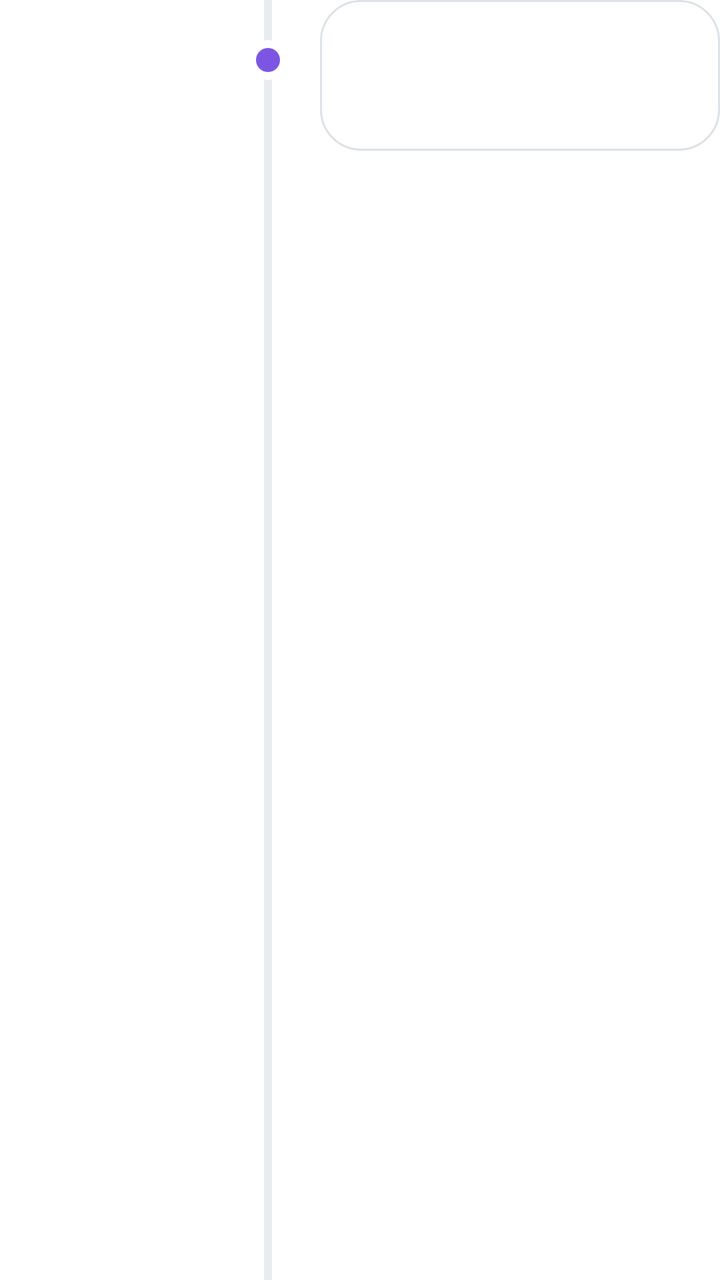
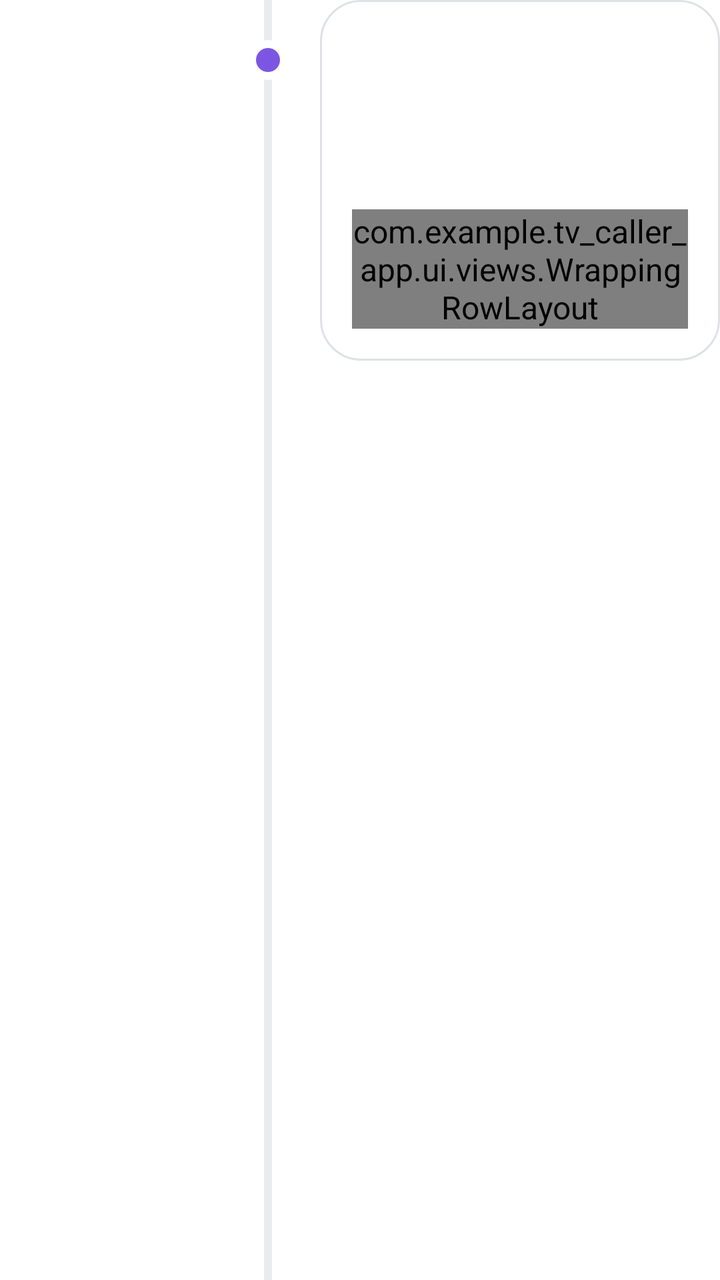

The first picture is an Android layout as it rendered before a commit; the second is the same layout after the commit. The layout source and the unified diff follow.
<!-- AndroidManifest.xml: application theme Theme.TV_caller_app -->
<!-- res/layout/item_appointment_day.xml -->
<?xml version="1.0" encoding="utf-8"?>
<LinearLayout xmlns:android="http://schemas.android.com/apk/res/android"
    android:layout_width="match_parent"
    android:layout_height="wrap_content"
    android:orientation="horizontal">

    <LinearLayout
        android:layout_width="@dimen/day_anchor_width"
        android:layout_height="wrap_content"
        android:gravity="end"
        android:orientation="vertical"
        android:paddingTop="12dp">
        <TextView android:id="@+id/txt_day_label" style="@style/VK.Text.Caption" android:layout_width="wrap_content" android:layout_height="wrap_content" android:textAllCaps="true" android:textStyle="bold" />
        <TextView android:id="@+id/txt_day_number" style="@style/VK.Text.Heading" android:layout_width="wrap_content" android:layout_height="wrap_content" android:includeFontPadding="false" android:textSize="@dimen/day_anchor_number" />
        <TextView android:id="@+id/txt_day_month" style="@style/VK.Text.Caption" android:layout_width="wrap_content" android:layout_height="wrap_content" />
    </LinearLayout>

    <FrameLayout
        android:layout_width="wrap_content"
        android:layout_height="match_parent"
        android:layout_marginHorizontal="@dimen/padding_standard">
        <View android:layout_width="4dp" android:layout_height="match_parent" android:layout_gravity="center_horizontal" android:background="@color/vk_gray_200" />
        <View android:id="@+id/day_dot" android:layout_width="20dp" android:layout_height="20dp" android:layout_gravity="center_horizontal" android:layout_marginTop="20dp" android:background="@drawable/day_spine_dot" />
    </FrameLayout>

    <LinearLayout
        android:id="@+id/visit_card"
        android:layout_width="0dp"
        android:layout_height="wrap_content"
        android:layout_marginBottom="12dp"
        android:layout_weight="1"
        android:background="@drawable/appointment_card_background"
        android:clickable="true"
        android:focusable="true"
        android:minHeight="@dimen/list_item_height"
        android:orientation="vertical"
        android:padding="@dimen/padding_standard">

        <LinearLayout android:layout_width="match_parent" android:layout_height="wrap_content" android:gravity="center_vertical" android:orientation="horizontal">
            <TextView android:id="@+id/txt_visit_time" style="@style/VK.Text.Heading" android:layout_width="wrap_content" android:layout_height="wrap_content" android:layout_marginEnd="@dimen/padding_standard" android:textSize="@dimen/list_time_size" />
            <LinearLayout android:layout_width="0dp" android:layout_height="wrap_content" android:layout_weight="1" android:orientation="vertical">
                <TextView android:id="@+id/txt_visit_personnel" style="@style/VK.Text.Body" android:layout_width="wrap_content" android:layout_height="wrap_content" />
                <TextView android:id="@+id/txt_visit_tasks" style="@style/VK.Text.Caption" android:layout_width="match_parent" android:layout_height="wrap_content" android:ellipsize="end" android:maxLines="2" />
            </LinearLayout>
            <TextView android:id="@+id/txt_visit_status" style="@style/VK.Text.Caption" android:layout_width="wrap_content" android:layout_height="wrap_content" android:layout_marginStart="8dp" android:paddingHorizontal="@dimen/padding_standard" android:paddingVertical="8dp" android:textColor="@color/vk_white" android:textStyle="bold" />
            <TextView android:id="@+id/txt_response_status" style="@style/VK.Text.Caption" android:layout_width="wrap_content" android:layout_height="wrap_content" android:layout_marginStart="8dp" android:paddingHorizontal="@dimen/padding_standard" android:paddingVertical="8dp" android:textColor="@color/vk_white" android:textStyle="bold" />
        </LinearLayout>

        <LinearLayout
            android:id="@+id/response_actions"
            android:layout_width="match_parent"
            android:layout_height="wrap_content"
            android:layout_marginTop="12dp"
            android:gravity="end"
            android:orientation="horizontal"
            android:visibility="gone">
            <TextView android:id="@+id/btn_decline_appointment" style="@style/VK.Text.Body.Emphasis" android:layout_width="wrap_content" android:layout_height="wrap_content" android:background="@drawable/vk_button_secondary" android:clickable="true" android:focusable="true" android:gravity="center" android:minHeight="52dp" android:paddingHorizontal="@dimen/padding_large" android:text="@string/appointment_decline" android:textColor="@color/vk_primary" />
            <TextView android:id="@+id/btn_accept_appointment" style="@style/VK.Text.Body.Emphasis" android:layout_width="wrap_content" android:layout_height="wrap_content" android:layout_marginStart="12dp" android:background="@drawable/vk_button_primary" android:clickable="true" android:focusable="true" android:gravity="center" android:minHeight="52dp" android:paddingHorizontal="@dimen/padding_large" android:text="@string/appointment_accept" android:textColor="@color/vk_white" />
        </LinearLayout>
    </LinearLayout>
</LinearLayout>
<!-- resources referenced by this layout -->
<resources>
  <color name="vk_gray_200">#E9ECEF</color>
  <color name="vk_primary">#7C56E3</color>
  <color name="vk_white">#FFFFFF</color>
  <dimen name="day_anchor_number">26sp</dimen>
  <dimen name="day_anchor_width">108dp</dimen>
  <dimen name="list_item_height">48dp</dimen>
  <dimen name="list_time_size">22sp</dimen>
  <dimen name="padding_large">24dp</dimen>
  <dimen name="padding_standard">16dp</dimen>
  <!-- drawable day_spine_dot (drawable) -->
  <?xml version="1.0" encoding="utf-8"?>
  <shape xmlns:android="http://schemas.android.com/apk/res/android" android:shape="oval">
      <solid android:color="@color/vk_primary" />
      <stroke android:width="4dp" android:color="@color/vk_surface" />
  </shape>
  <string name="appointment_accept">Godta</string>
  <string name="appointment_decline">Avslå</string>
  <style name="VK.Text.Body" parent="VK.Text">
          <item name="android:textSize">@dimen/text_body</item>
      </style>
  <style name="VK.Text.Body.Emphasis" parent="VK.Text.Body">
          <item name="android:textStyle">bold</item>
      </style>
  <style name="VK.Text.Caption" parent="VK.Text">
          <item name="android:textSize">@dimen/text_caption</item>
          <item name="android:textColor">@color/vk_text_muted</item>
      </style>
  <style name="VK.Text.Heading" parent="VK.Text">
          <item name="android:fontFamily">@font/nunito</item>
          <item name="android:textSize">@dimen/text_heading</item>
          <item name="android:textStyle">bold</item>
      </style>
  <style name="Theme.TV_caller_app" parent="@style/Theme.Leanback">
          <item name="android:textColor">@color/text_primary</item>
          <item name="android:textColorPrimary">@color/text_primary</item>
          <item name="android:textColorSecondary">@color/text_secondary</item>
          <item name="android:colorAccent">@color/color_brand_blue</item>
          <item name="android:colorPrimary">@color/color_brand_blue</item>
          <item name="android:colorPrimaryDark">@color/color_welcome_text</item>
          <item name="android:windowBackground">@color/default_background</item>
          <item name="android:textAppearance">@style/TextAppearance.App.Default</item>
      </style>
  <color name="vk_primary_surface">#F1ECFC</color>
  <dimen name="radius_card">20dp</dimen>
  <color name="vk_surface">@color/vk_white</color>
  <color name="vk_border">@color/vk_gray_300</color>
  <color name="vk_primary_pressed">#6B47C9</color>
  <color name="vk_secondary">#1E214C</color>
  <dimen name="radius_button">16dp</dimen>
  <style name="VK.Text" parent="">
          <item name="android:fontFamily">@font/poppins</item>
          <item name="android:textColor">@color/vk_text_primary</item>
      </style>
  <dimen name="text_body">18sp</dimen>
  <dimen name="text_caption">14sp</dimen>
  <color name="vk_text_muted">@color/vk_gray_600</color>
  <dimen name="text_heading">24sp</dimen>
  <color name="text_primary">#212121</color>
  <color name="text_secondary">#616161</color>
  <color name="color_brand_blue">#7C56E3</color>
  <color name="color_welcome_text">#7C56E3</color>
  <color name="default_background">#FFFFFF</color>
  <style name="TextAppearance.App.Default" parent="@android:style/TextAppearance">
          <item name="android:textColor">@color/text_primary</item>
      </style>
  <color name="vk_gray_300">#DEE2E6</color>
  <color name="vk_text_primary">@color/vk_gray_900</color>
  <color name="vk_gray_600">#6C757D</color>
  <color name="vk_gray_900">#111215</color>
  <!-- unchanged entries left out for length: 3 -->
</resources>

<!-- the commit's change to res/layout/item_appointment_day.xml (unified diff, before → after) -->
@@ -36,26 +36,26 @@
         android:orientation="vertical"
         android:padding="@dimen/padding_standard">
 
-        <LinearLayout android:layout_width="match_parent" android:layout_height="wrap_content" android:gravity="center_vertical" android:orientation="horizontal">
-            <TextView android:id="@+id/txt_visit_time" style="@style/VK.Text.Heading" android:layout_width="wrap_content" android:layout_height="wrap_content" android:layout_marginEnd="@dimen/padding_standard" android:textSize="@dimen/list_time_size" />
-            <LinearLayout android:layout_width="0dp" android:layout_height="wrap_content" android:layout_weight="1" android:orientation="vertical">
-                <TextView android:id="@+id/txt_visit_personnel" style="@style/VK.Text.Body" android:layout_width="wrap_content" android:layout_height="wrap_content" />
-                <TextView android:id="@+id/txt_visit_tasks" style="@style/VK.Text.Caption" android:layout_width="match_parent" android:layout_height="wrap_content" android:ellipsize="end" android:maxLines="2" />
-            </LinearLayout>
-            <TextView android:id="@+id/txt_visit_status" style="@style/VK.Text.Caption" android:layout_width="wrap_content" android:layout_height="wrap_content" android:layout_marginStart="8dp" android:paddingHorizontal="@dimen/padding_standard" android:paddingVertical="8dp" android:textColor="@color/vk_white" android:textStyle="bold" />
-            <TextView android:id="@+id/txt_response_status" style="@style/VK.Text.Caption" android:layout_width="wrap_content" android:layout_height="wrap_content" android:layout_marginStart="8dp" android:paddingHorizontal="@dimen/padding_standard" android:paddingVertical="8dp" android:textColor="@color/vk_white" android:textStyle="bold" />
-        </LinearLayout>
+        <TextView android:id="@+id/txt_visit_time" style="@style/VK.Text.Heading" android:layout_width="match_parent" android:layout_height="wrap_content" android:textSize="@dimen/list_time_size" />
+        <TextView android:id="@+id/txt_visit_personnel" style="@style/VK.Text.Body" android:layout_width="match_parent" android:layout_height="wrap_content" android:layout_marginTop="4dp" />
+        <TextView android:id="@+id/txt_visit_tasks" style="@style/VK.Text.Caption" android:layout_width="match_parent" android:layout_height="wrap_content" android:layout_marginTop="4dp" android:ellipsize="end" android:maxLines="2" />
 
-        <LinearLayout
+        <com.example.tv_caller_app.ui.views.WrappingRowLayout
+            android:layout_width="match_parent"
+            android:layout_height="wrap_content"
+            android:layout_marginTop="8dp">
+            <TextView android:id="@+id/txt_visit_status" style="@style/VK.Text.Caption" android:layout_width="wrap_content" android:layout_height="wrap_content" android:layout_marginEnd="8dp" android:layout_marginBottom="8dp" android:paddingHorizontal="@dimen/padding_standard" android:paddingVertical="8dp" android:textColor="@color/vk_white" android:textStyle="bold" />
+            <TextView android:id="@+id/txt_response_status" style="@style/VK.Text.Caption" android:layout_width="wrap_content" android:layout_height="wrap_content" android:layout_marginBottom="8dp" android:paddingHorizontal="@dimen/padding_standard" android:paddingVertical="8dp" android:textColor="@color/vk_white" android:textStyle="bold" />
+        </com.example.tv_caller_app.ui.views.WrappingRowLayout>
+
+        <com.example.tv_caller_app.ui.views.WrappingRowLayout
             android:id="@+id/response_actions"
             android:layout_width="match_parent"
             android:layout_height="wrap_content"
             android:layout_marginTop="12dp"
-            android:gravity="end"
-            android:orientation="horizontal"
             android:visibility="gone">
-            <TextView android:id="@+id/btn_decline_appointment" style="@style/VK.Text.Body.Emphasis" android:layout_width="wrap_content" android:layout_height="wrap_content" android:background="@drawable/vk_button_secondary" android:clickable="true" android:focusable="true" android:gravity="center" android:minHeight="52dp" android:paddingHorizontal="@dimen/padding_large" android:text="@string/appointment_decline" android:textColor="@color/vk_primary" />
-            <TextView android:id="@+id/btn_accept_appointment" style="@style/VK.Text.Body.Emphasis" android:layout_width="wrap_content" android:layout_height="wrap_content" android:layout_marginStart="12dp" android:background="@drawable/vk_button_primary" android:clickable="true" android:focusable="true" android:gravity="center" android:minHeight="52dp" android:paddingHorizontal="@dimen/padding_large" android:text="@string/appointment_accept" android:textColor="@color/vk_white" />
-        </LinearLayout>
+            <TextView android:id="@+id/btn_decline_appointment" android:layout_marginEnd="12dp" android:layout_marginBottom="8dp" style="@style/VK.Text.Body.Emphasis" android:layout_width="wrap_content" android:layout_height="wrap_content" android:background="@drawable/vk_button_secondary" android:clickable="true" android:focusable="true" android:gravity="center" android:minHeight="52dp" android:paddingHorizontal="@dimen/padding_large" android:text="@string/appointment_decline" android:textColor="@color/vk_primary" />
+            <TextView android:id="@+id/btn_accept_appointment" android:layout_marginBottom="8dp" style="@style/VK.Text.Body.Emphasis" android:layout_width="wrap_content" android:layout_height="wrap_content" android:background="@drawable/vk_button_primary" android:clickable="true" android:focusable="true" android:gravity="center" android:minHeight="52dp" android:paddingHorizontal="@dimen/padding_large" android:text="@string/appointment_accept" android:textColor="@color/vk_white" />
+        </com.example.tv_caller_app.ui.views.WrappingRowLayout>
     </LinearLayout>
 </LinearLayout>
